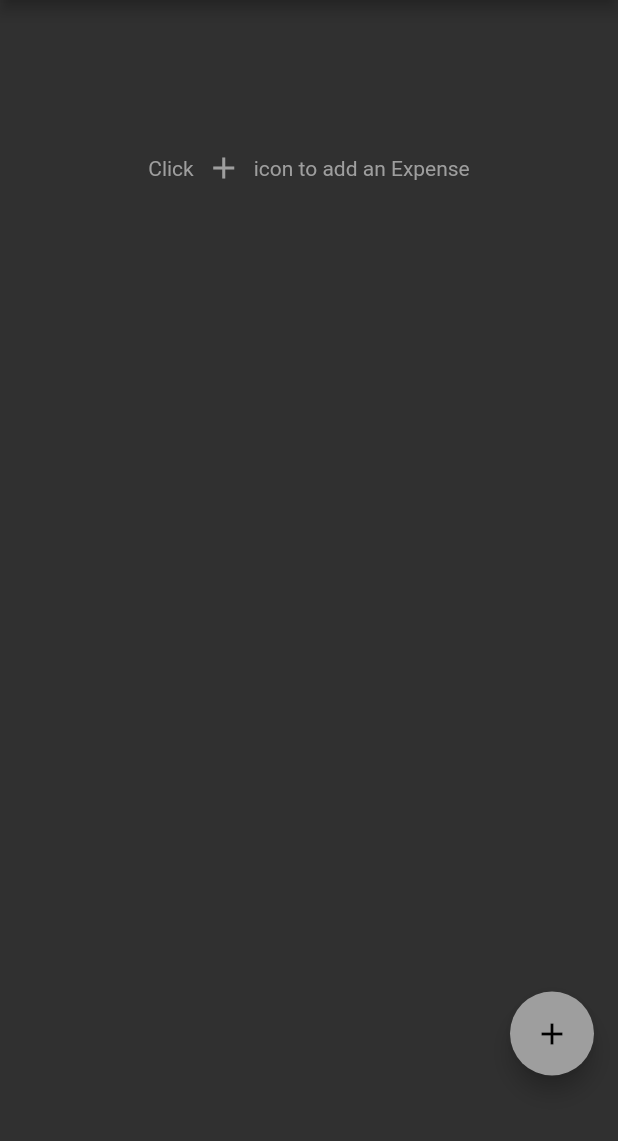
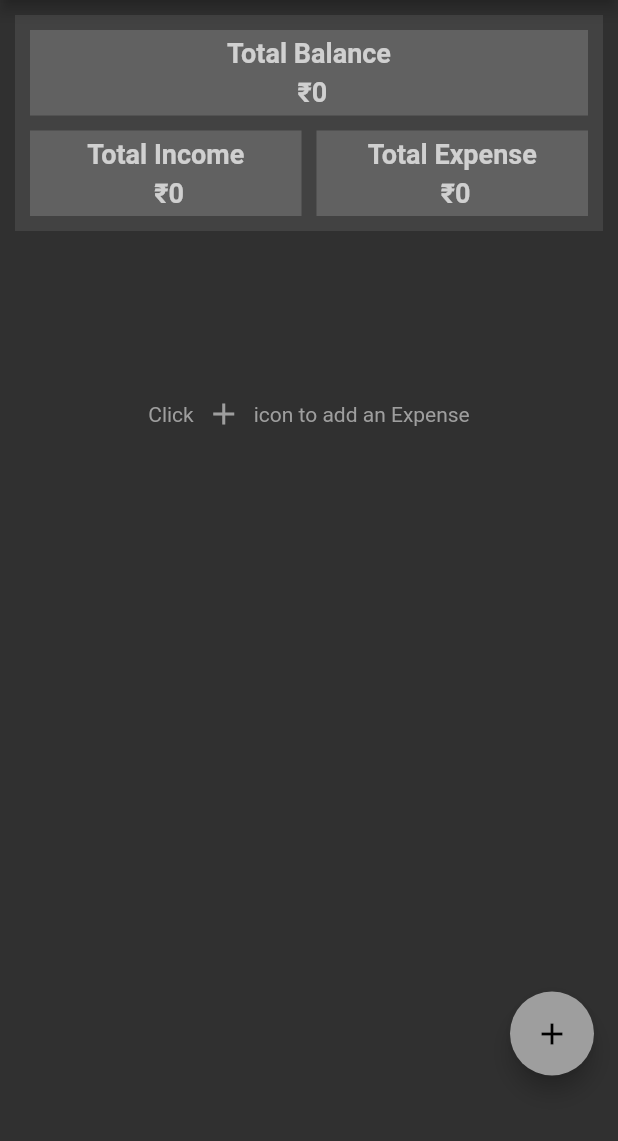
Before and after one commit to sunnydodti/expense-tracker, a Flutter app: the screen it shows after launch, on a phone screen of 412 x 824 dp, the part 84-1225 px from its top. Run offline on Flutter 3.47's test engine with Material 2 defaults, Android fonts, the phone set to English and light mode, and no system bars; our stand-ins replace faker, sqflite; missing offline and left inert: multiselect_formfield; accounts and stored records are empty.

Commit message:
expense summary

```diff
--- a/expense_tracker/lib/providers/expense_provider.dart
+++ b/expense_tracker/lib/providers/expense_provider.dart
@@ -1,8 +1,10 @@
+import 'package:expense_tracker/builder/form_builder.dart';
 import 'package:expense_tracker/service/expense_service.dart';
 import 'package:flutter/foundation.dart';
 import 'package:flutter/material.dart';
 
 import '../models/expense_new.dart';
+import '../models/transaction_type.dart';
 
 class ExpenseProvider extends ChangeNotifier {
   final ExpenseService _expenseService = ExpenseService();
@@ -10,18 +12,71 @@ class ExpenseProvider extends ChangeNotifier {
   // List<Expense> _expenses = Expense.fromMapList(_expenseMapList());
   List<Expense> _expenses = [];
 
+  /// get list of all expenses
   List<Expense> get expenses => _expenses;
 
+  /// returns the total balance after all expenses
+  double getTotalBalance() {
+    double totalIncome = 0;
+    double totalExpense = 0;
+    double totalReimbursement = 0;
+
+    // Iterate through expenses and sum amounts based on transaction type
+    for (var expense in _expenses) {
+      if (expense.transactionType == TransactionType.expense.name) {
+        totalExpense += expense.amount;
+        continue;
+      }
+      if (expense.transactionType == TransactionType.income.name) {
+        totalIncome += expense.amount;
+        continue;
+      }
+      if (expense.transactionType == TransactionType.reimbursement.name) {
+        totalReimbursement += expense.amount;
+        continue;
+      }
+    }
+
+    // Calculate total balance
+    double totalBalance = totalIncome - totalExpense - totalReimbursement;
+    return totalBalance;
+  }
+
+  /// returns the sum of all income
+  double getTotalIncome() {
+    double totalIncome = 0;
+    for (var expense in _expenses) {
+      if (expense.transactionType == TransactionType.income.name) {
+        totalIncome += expense.amount;
+      }
+    }
+    return totalIncome;
+  }
+
+  /// returns the sum of all expense
+  double getTotalExpenses() {
+    double totalExpenses = 0;
+    for (var expense in _expenses) {
+      if (expense.transactionType == TransactionType.expense.name) {
+        totalExpenses += expense.amount;
+      }
+    }
+    return totalExpenses;
+  }
+
+  /// add an expense. this does not add in db
   void addExpense(Expense expense) {
     _expenses.add(expense);
     notifyListeners();
   }
 
+  /// insert an expense. this does not insert in db
   void insertExpense(int index, Expense expense) {
     _expenses.insert(index, expense);
     notifyListeners();
   }
 
+  /// get expense by id. this does not get from db
   Expense? getExpense(int id) {
     try {
       return _expenses.firstWhere((expense) => expense.id == id);
@@ -30,32 +85,36 @@ class ExpenseProvider extends ChangeNotifier {
     }
   }
 
+  /// edit an expense. this does not edit in db
   void editExpense(Expense editedExpense) {
-    final index = _expenses.indexWhere((expense) => expense.id == editedExpense.id);
+    final index =
+        _expenses.indexWhere((expense) => expense.id == editedExpense.id);
     if (index != -1) {
       _expenses[index] = editedExpense;
       notifyListeners();
     }
   }
 
+  /// delete an expense at index. this does not delete in db
   void deleteExpense(int id) {
     _expenses.removeWhere((expense) => expense.id == id);
     notifyListeners();
   }
 
+  ///delete all expense. this does not delete in db
   void _deleteExpenses() {
     _expenseService.deleteAllExpenses();
     _expenses = [];
     notifyListeners();
   }
 
+  /// refresh expenses from db
   Future<void> refreshExpenses({bool notify = true}) async {
     try {
       List<Expense> updatedExpenses = await _fetchExpenses();
       _expenses = updatedExpenses;
 
       if (notify) notifyListeners();
-
     } catch (e) {
       debugPrint('Error refreshing expenses: $e');
     }
@@ -64,67 +123,4 @@ class ExpenseProvider extends ChangeNotifier {
   Future<List<Expense>> _fetchExpenses() async {
     return _expenseService.fetchExpenses();
   }
-
-  static List<Map<String, dynamic>> _expenseMapList() {
-    return [];
-
-    // return [
-    //   {
-    //     'title': 'Butter chicken',
-    //     'currency': '₹',
-    //     'amount': 721.86,
-    //     'transaction_type': 'income',
-    //     'date': '1637-10-24T12:52:38.207182',
-    //     'category': 'Food',
-    //     'tags': 'home',
-    //     'note': 'Sodales ut eu sem integer vitae.',
-    //     'contains_nested_expenses': false,
-    //     'expenses': 'Nested expenses data',
-    //     'createdAt' : DateTime.now().toIso8601String(),
-    //     'modifiedAt' : DateTime.now().toIso8601String(),
-    //   },
-    //   {
-    //     'title': 'Cream pie',
-    //     'currency': '₹',
-    //     'amount': 385.9,
-    //     'transaction_type': 'income',
-    //     'date': '2560-09-06T08:25:25.700878',
-    //     'category': 'Food',
-    //     'tags': 'home',
-    //     'note': 'Volutpat commodo sed egestas egestas fringilla phasellus.',
-    //     'contains_nested_expenses': false,
-    //     'expenses': 'Nested expenses data',
-    //     'createdAt' : DateTime.now().toIso8601String(),
-    //     'modifiedAt' : DateTime.now().toIso8601String(),
-    //   },
-    //   {
-    //     'title': 'Biryani',
-    //     'currency': '₹',
-    //     'amount': 317.22,
-    //     'transaction_type': 'income',
-    //     'date': '1410-10-04T12:16:05.011882',
-    //     'category': 'Food',
-    //     'tags': 'work',
-    //     'note': 'Adipiscing elit pellentesque habitant morbi tristique senectus et netus.',
-    //     'contains_nested_expenses': false,
-    //     'expenses': 'Nested expenses data',
-    //     'createdAt' : DateTime.now().toIso8601String(),
-    //     'modifiedAt' : DateTime.now().toIso8601String(),
-    //   },
-    //   {
-    //     'title': 'Mie goreng',
-    //     'currency': '₹',
-    //     'amount': 393.1,
-    //     'transaction_type': 'expense',
-    //     'date': '2033-05-30T07:12:06.227737',
-    //     'category': 'Food',
-    //     'tags': 'home',
-    //     'note': 'Sagittis id consectetur purus ut faucibus pulvinar elementum integer.',
-    //     'contains_nested_expenses': false,
-    //     'expenses': 'Nested expenses data',
-    //     'createdAt' : DateTime.now().toIso8601String(),
-    //     'modifiedAt' : DateTime.now().toIso8601String(),
-    //   },
-    // ];
-  }
 }
--- a/expense_tracker/lib/ui/drawer/home_drawer.dart
+++ b/expense_tracker/lib/ui/drawer/home_drawer.dart
@@ -99,9 +99,13 @@ class _HomeDrawerState extends State<HomeDrawer> {
     ExpenseService expenseService = ExpenseService();
     int result = await expenseService.deleteAllExpenses();
     if (result > 0) {
-      final expenseProvider = Provider.of<ExpenseProvider>(context, listen: false);
-      expenseProvider.refreshExpenses();
+      _refreshExpenses();
     }
     return result;
   }
+
+  _refreshExpenses() {
+    final expenseProvider = Provider.of<ExpenseProvider>(context, listen: false);
+    expenseProvider.refreshExpenses();
+  }
 }
--- a/expense_tracker/lib/ui/notifications/snackbar_service.dart
+++ b/expense_tracker/lib/ui/notifications/snackbar_service.dart
@@ -32,7 +32,7 @@ class SnackBarService {
     );
   }
 
-  static void showSuccessSnackBarWithContext(BuildContext context, String message, {bool removeCurrent = false}) {
+  static Future<bool> showSuccessSnackBarWithContext(BuildContext context, String message, {bool removeCurrent = false}) async {
     if (removeCurrent) ScaffoldMessenger.of(context).removeCurrentSnackBar();
     ScaffoldMessenger.of(context).showSnackBar(
       SnackBar(
@@ -42,6 +42,7 @@ class SnackBarService {
         behavior: SnackBarBehavior.floating,
       ),
     );
+    return true;
   }
 
   static Future<bool> showUndoSnackBarWithContext(BuildContext context, String message, {bool removeCurrent = false}) async {
--- a/expense_tracker/lib/ui/pages/home_page.dart
+++ b/expense_tracker/lib/ui/pages/home_page.dart
@@ -49,7 +49,11 @@ class _HomePageState extends State<HomePage> {
             ),
           ],
         ),
-        body: const ExpenseListDynamic(),
+        body: Column(
+          children: const [
+            Expanded(child: ExpenseListDynamic())
+          ],
+        ),
         floatingActionButton: addExpenseButton(context, expenseProvider)
       ),
     ));
--- a/expense_tracker/lib/ui/widgets/ExpenseListDynamic.dart
+++ b/expense_tracker/lib/ui/widgets/ExpenseListDynamic.dart
@@ -14,11 +14,17 @@ class ExpenseListDynamic extends StatelessWidget {
 
   @override
   Widget build(BuildContext context) {
+    _refreshExpenses(context);
     return Consumer<ExpenseProvider>(
         builder: (context, expenseProvider, child) => Scaffold(
               body: RefreshIndicator(
-              onRefresh: () => expenseProvider.refreshExpenses(), // to be moved to provider
+                  onRefresh: () => expenseProvider.refreshExpenses(),
                   color: Colors.blue.shade500,
+                  child: Column(
+                    crossAxisAlignment: CrossAxisAlignment.stretch,
+                    children: [
+                      getSummaryTile(expenseProvider),
+                      Expanded(
                         child: ListView.builder(
                           itemCount: expenseProvider.expenses.isEmpty
                               ? 1
@@ -26,11 +32,108 @@ class ExpenseListDynamic extends StatelessWidget {
                           itemBuilder: (context, index) {
                             return expenseProvider.expenses.isEmpty
                                 ? getNoExpensesView()
-                      : getDismissibleExpenseTile(context, index, expenseProvider.expenses[index], expenseProvider);
+                                : getDismissibleExpenseTile(
+                                    context,
+                                    index,
+                                    expenseProvider.expenses[index],
+                                    expenseProvider);
                           },
                         ),
+                      )
+                    ],
+                  )),
+            ));
+  }
+
+  Container getSummaryTile(ExpenseProvider expenseProvider) {
+    return Container(
+      decoration: BoxDecoration(
+        color: Colors.grey.shade800,
       ),
+      margin: const EdgeInsets.symmetric(vertical: 10, horizontal: 10),
+      child: Column(
+        children: [
+          Container(
+              decoration: BoxDecoration(
+                color: Colors.grey.shade700,
+              ),
+              margin: const EdgeInsets.only(
+                  top: 10, bottom: 5, left: 10, right: 10),
+              padding: const EdgeInsets.symmetric(vertical: 5, horizontal: 5),
+              width: double.infinity,
+              child: Column(
+                children: [
+                  getSummaryText("Total Balance"),
+                  const SizedBox(height: 5),
+                  getSummaryAmount(expenseProvider.getTotalBalance()),
+                ],
+              )),
+          Row(
+            mainAxisAlignment: MainAxisAlignment.spaceBetween,
+            children: [
+              Expanded(
+                child: Container(
+                    decoration: BoxDecoration(
+                      color: Colors.grey.shade700,
+                    ),
+                    margin: const EdgeInsets.only(
+                        top: 5, bottom: 10, left: 10, right: 5),
+                    padding:
+                        const EdgeInsets.symmetric(vertical: 5, horizontal: 5),
+                    child: Column(
+                      children: [
+                        getSummaryText("Total Income"),
+                        const SizedBox(height: 5),
+                        getSummaryAmount(expenseProvider.getTotalIncome()),
+                      ],
+                    )),
+              ),
+              Expanded(
+                child: Container(
+                    decoration: BoxDecoration(
+                      color: Colors.grey.shade700,
+                    ),
+                    margin: const EdgeInsets.only(
+                        top: 5, bottom: 10, left: 5, right: 10),
+                    padding:
+                        const EdgeInsets.symmetric(vertical: 5, horizontal: 5),
+                    child: Column(
+                      children: [
+                        getSummaryText("Total Expense"),
+                        const SizedBox(height: 5),
+                        getSummaryAmount(
+                            expenseProvider.getTotalExpenses() * -1),
+                      ],
+                    )),
+              ),
+            ],
           )
+        ],
+      ),
+    );
+  }
+
+  Text getSummaryAmount(double amount) {
+    String sign = amount > 0 ? '+' : (amount < 0 ? '-' : '');
+    return Text(
+      '$sign ₹${amount.abs().round()}',
+      style: TextStyle(
+        fontWeight: FontWeight.bold,
+        fontSize: 18,
+        color: amount > 0 ? Colors.green.shade400 : (amount < 0 ? Colors.red.shade400 : Colors.white70),
+      ),
+    );
+  }
+
+  Text getSummaryText(String summaryText) {
+    return Text(
+      summaryText,
+      textAlign: TextAlign.center,
+      style: const TextStyle(
+        fontWeight: FontWeight.bold,
+        fontSize: 18,
+        color: Colors.white70,
+      ),
     );
   }
 
@@ -62,7 +165,8 @@ class ExpenseListDynamic extends StatelessWidget {
     );
   }
 
-  Dismissible getDismissibleExpenseTile(BuildContext context, int index, Expense expense, ExpenseProvider expenseProvider) {
+  Dismissible getDismissibleExpenseTile(BuildContext context, int index,
+      Expense expense, ExpenseProvider expenseProvider) {
     return Dismissible(
         key: Key(expense.id.toString()),
         background: Container(
@@ -91,41 +195,45 @@ class ExpenseListDynamic extends StatelessWidget {
         child: getExpenseListTile(context, expense, expenseProvider));
   }
 
-  Container getExpenseListTile(BuildContext context, Expense expense, ExpenseProvider expenseProvider) {
+  Container getExpenseListTile(
+      BuildContext context, Expense expense, ExpenseProvider expenseProvider) {
     return Container(
       decoration: BoxDecoration(
         color: Colors.grey.shade800,
+        borderRadius: BorderRadius.circular(10),
       ),
       margin: const EdgeInsets.only(bottom: 10.0, left: 10.0, right: 10.0),
       child: InkWell(
           onTap: () => _editExpense(context, expense, expenseProvider),
-          child: ExpenseTileWidgets.expenseTile(expense)
-      ),
+          child: ExpenseTileWidgets.expenseTile(expense)),
     );
   }
 
-  void _deleteExpense(BuildContext context, int index, Expense expense, ExpenseProvider expenseProvider) async {
+  void _deleteExpense(BuildContext context, int index, Expense expense,
+      ExpenseProvider expenseProvider) async {
     int expenseLength = expenseProvider.expenses.length;
     debugPrint("$expenseLength");
 
     expenseProvider.deleteExpense(expense.id!);
 
-    bool undoDelete = await SnackBarService.showUndoSnackBarWithContext(context, "Deleting - ${expense.title}");
+    bool undoDelete = await SnackBarService.showUndoSnackBarWithContext(
+        context, "Deleting - ${expense.title}");
     debugPrint("undoDelete $undoDelete");
 
-    if (undoDelete){
-      if (index+1 == expenseLength) {
+    if (undoDelete) {
+      if (index + 1 == expenseLength) {
         debugPrint("adding at end $index");
         expenseProvider.addExpense(expense);
       } else {
         debugPrint("adding at $index");
         expenseProvider.insertExpense(index, expense);
       }
-      SnackBarService.showSuccessSnackBarWithContext(context, "Restored - ${expense.title}");
+      SnackBarService.showSuccessSnackBarWithContext(
+          context, "Restored - ${expense.title}");
     } else {
       int id = await _deleteExpenseFromDatabase(expense);
       if (id == 0) {
-        if (index+1 == expenseLength) {
+        if (index + 1 == expenseLength) {
           debugPrint("adding at end $index");
           expenseProvider.addExpense(expense);
         } else {
@@ -137,7 +245,8 @@ class ExpenseListDynamic extends StatelessWidget {
     }
   }
 
-  void _editItem(BuildContext context, int index, Expense expense, ExpenseProvider expenseProvider) async {
+  void _editItem(BuildContext context, int index, Expense expense,
+      ExpenseProvider expenseProvider) async {
     int expenseLength = expenseProvider.expenses.length;
     debugPrint("$expense");
 
@@ -146,10 +255,11 @@ class ExpenseListDynamic extends StatelessWidget {
     bool result = await Navigator.push(
       context,
       MaterialPageRoute(
-        builder: (context) => ExpensePage(formMode: FormMode.edit, expense: expense),
+        builder: (context) =>
+            ExpensePage(formMode: FormMode.edit, expense: expense),
       ),
     );
-    if (index+1 == expenseLength) {
+    if (index + 1 == expenseLength) {
       debugPrint("adding at end $index");
       expenseProvider.addExpense(expense);
     } else {
@@ -159,12 +269,14 @@ class ExpenseListDynamic extends StatelessWidget {
     if (result) expenseProvider.refreshExpenses();
   }
 
-  void _editExpense(BuildContext context, Expense expense, ExpenseProvider expenseProvider) async {
+  void _editExpense(BuildContext context, Expense expense,
+      ExpenseProvider expenseProvider) async {
     debugPrint("editing");
     bool result = await Navigator.push(
       context,
       MaterialPageRoute(
-        builder: (context) => ExpensePage(formMode: FormMode.edit, expense: expense),
+        builder: (context) =>
+            ExpensePage(formMode: FormMode.edit, expense: expense),
       ),
     );
     if (result) expenseProvider.refreshExpenses();
@@ -175,5 +287,9 @@ class ExpenseListDynamic extends StatelessWidget {
     return await databaseHelper.deleteExpense(expense.id!);
   }
 
-
+  _refreshExpenses(BuildContext context) {
+    final expenseProvider =
+        Provider.of<ExpenseProvider>(context, listen: false);
+    expenseProvider.refreshExpenses();
   }
+}
```
Also changed, not shown: 5 other files. Lines whose indentation alone changed are shown as unchanged.
